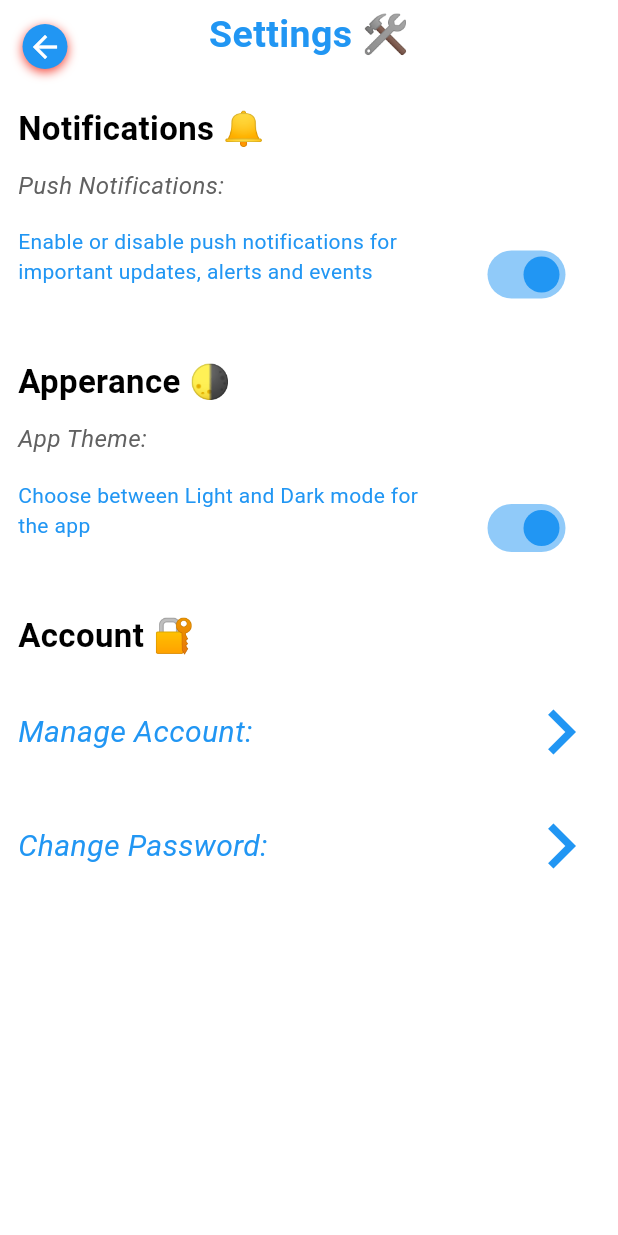
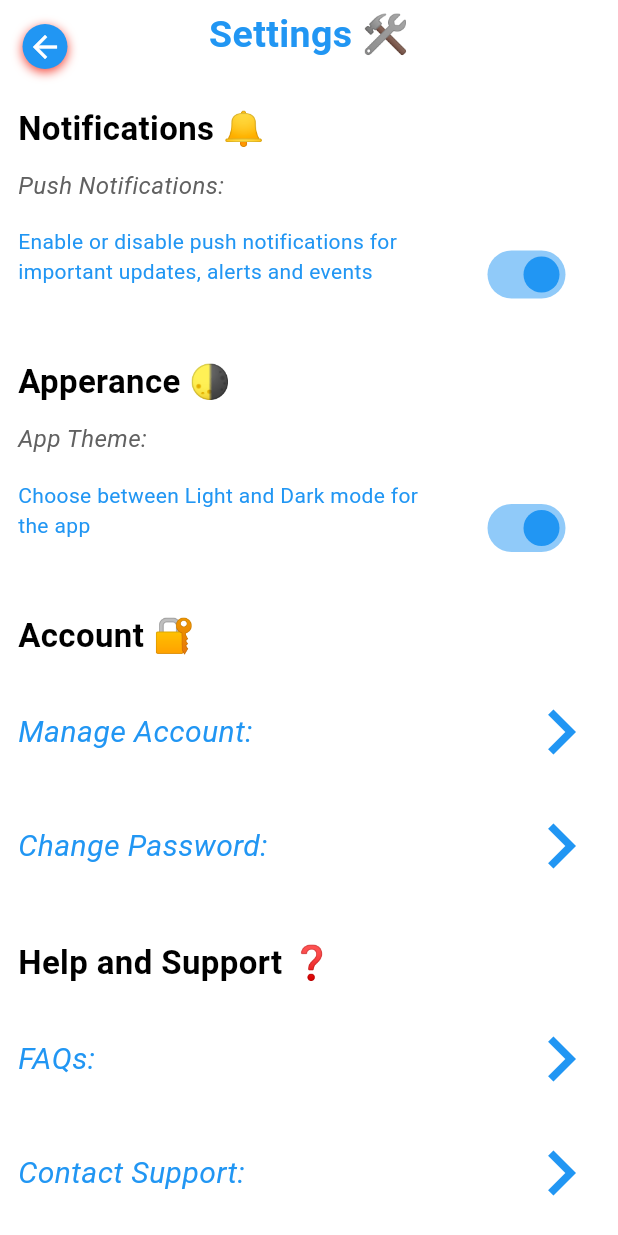
Before and after one commit to Yvonne-Wanja-1/appy, a Flutter app: the SettingsPage screen opened by its route, on a phone screen of 412 x 824 dp. Run offline on Flutter 3.47's test engine with Material 3 defaults, Android fonts, the phone set to English and light mode, and no system bars; our stand-ins replace animated_text_kit, curved_navigation_bar, font_awesome_flutter, google_fonts, image_cropper, image_picker and 2 more.

Commit message:
added some texts and widgets in the settings page

```diff
--- a/appy/lib/main.dart
+++ b/appy/lib/main.dart
@@ -6,6 +6,7 @@ import 'package:elim_trust_2/pages/pages/communitypage.dart';
 import 'package:elim_trust_2/pages/pages/contact.dart';
 import 'package:elim_trust_2/pages/pages/donations.dart';
 import 'package:elim_trust_2/pages/pages/editinfo.dart';
+import 'package:elim_trust_2/pages/pages/feedback.dart';
 import 'package:elim_trust_2/pages/pages/gallery.dart';
 import 'package:elim_trust_2/pages/pages/homepage.dart';
 import 'package:elim_trust_2/pages/pages/latestnews.dart';
@@ -64,6 +65,9 @@ routes: {
   '/story': (context) => const StoryPage(), // Default route to home page
    '/settings': (context) => const SettingsPage(),
 
+
+  '/feedback': (context) => const FeedbackPage(),
+
 },
 
 
--- /dev/null
+++ b/appy/lib/pages/pages/feedback.dart
@@ -0,0 +1,10 @@
+import 'package:flutter/material.dart';
+
+class FeedbackPage extends StatelessWidget {
+  const FeedbackPage({super.key});
+
+  @override
+  Widget build(BuildContext context) {
+    return const Placeholder();
+  }
+}
--- a/appy/lib/pages/pages/settings.dart
+++ b/appy/lib/pages/pages/settings.dart
@@ -258,7 +258,108 @@ SizedBox(height: 24,),
         ),
       ]
 
-        )
+        ),
+
+
+
+
+
+
+        SizedBox(height: 24,),
+    Padding(
+      padding: const EdgeInsets.only(left:12),
+      child: Text('Help and Support ❓',
+      style: TextStyle(fontSize: 22,
+      fontWeight: FontWeight.bold,
+      color: Colors.black),
+      //textAlign: TextAlign.center,
+       ),
+    ),
+
+    SizedBox(height: 10),
+    Row(
+      mainAxisAlignment: MainAxisAlignment.spaceBetween,
+      children: [
+        Padding(
+          padding: const EdgeInsets.only(left:12.0),
+          child: Text('FAQs:',
+            style: TextStyle(fontSize: 20,
+          //  fontWeight: FontWeight.bold,
+            fontStyle: FontStyle.italic,
+            color: Colors.blue),
+          ),
+        ),
+        IconButton(
+          icon: Icon(Icons.chevron_right,
+          size: 60,
+          color: Colors.blue),
+          onPressed: () {
+            // Navigate to account management page
+            Navigator.pushNamed(context, '/faqs');
+          },
+        ),
+      ]
+
+        ),
+        //SizedBox(height: 3,),
+
+         Row(
+      mainAxisAlignment: MainAxisAlignment.spaceBetween,
+      children: [
+        Padding(
+          padding: const EdgeInsets.only(left:12.0),
+          child: Text('Contact Support:',
+            style: TextStyle(fontSize: 20,
+          //  fontWeight: FontWeight.bold,
+            fontStyle: FontStyle.italic,
+            color: Colors.blue),
+          ),
+        ),
+        IconButton(
+          icon: Icon(Icons.chevron_right,
+          size: 60,
+          color: Colors.blue),
+          onPressed: () {
+            // Navigate to account management page
+            Navigator.pushNamed(context, '/contact_support');
+          },
+        ),
+      ]
+
+        ),
+
+
+                 Row(
+      mainAxisAlignment: MainAxisAlignment.spaceBetween,
+      children: [
+        Padding(
+          padding: const EdgeInsets.only(left:12.0),
+          child: Text('Feedback:',
+            style: TextStyle(fontSize: 20,
+          //  fontWeight: FontWeight.bold,
+            fontStyle: FontStyle.italic,
+            color: Colors.blue),
+          ),
+        ),
+        IconButton(
+          icon: Icon(Icons.chevron_right,
+          size: 60,
+          color: Colors.blue),
+          onPressed: () {
+            // Navigate to account management page
+            Navigator.pushNamed(context, '/feedback');
+          },
+        ),
+      ]
+
+        ),
+
+
+
+
+
+
+
 
 
 
```
